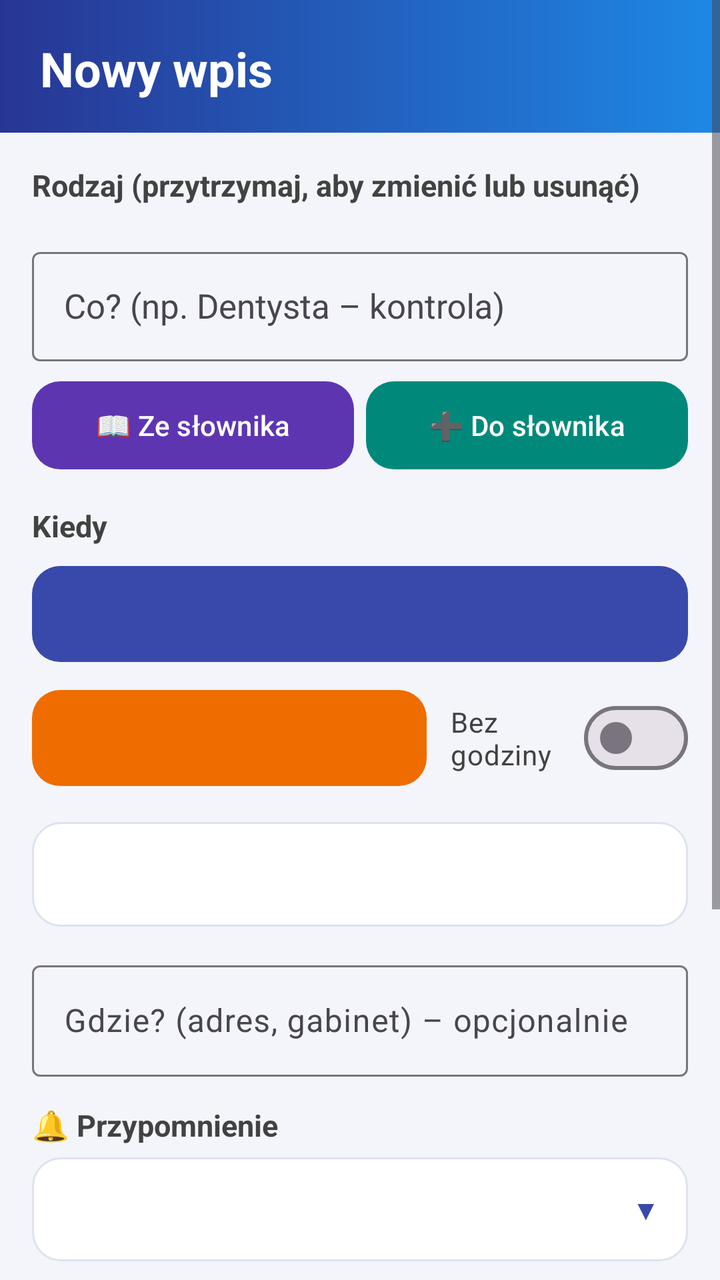
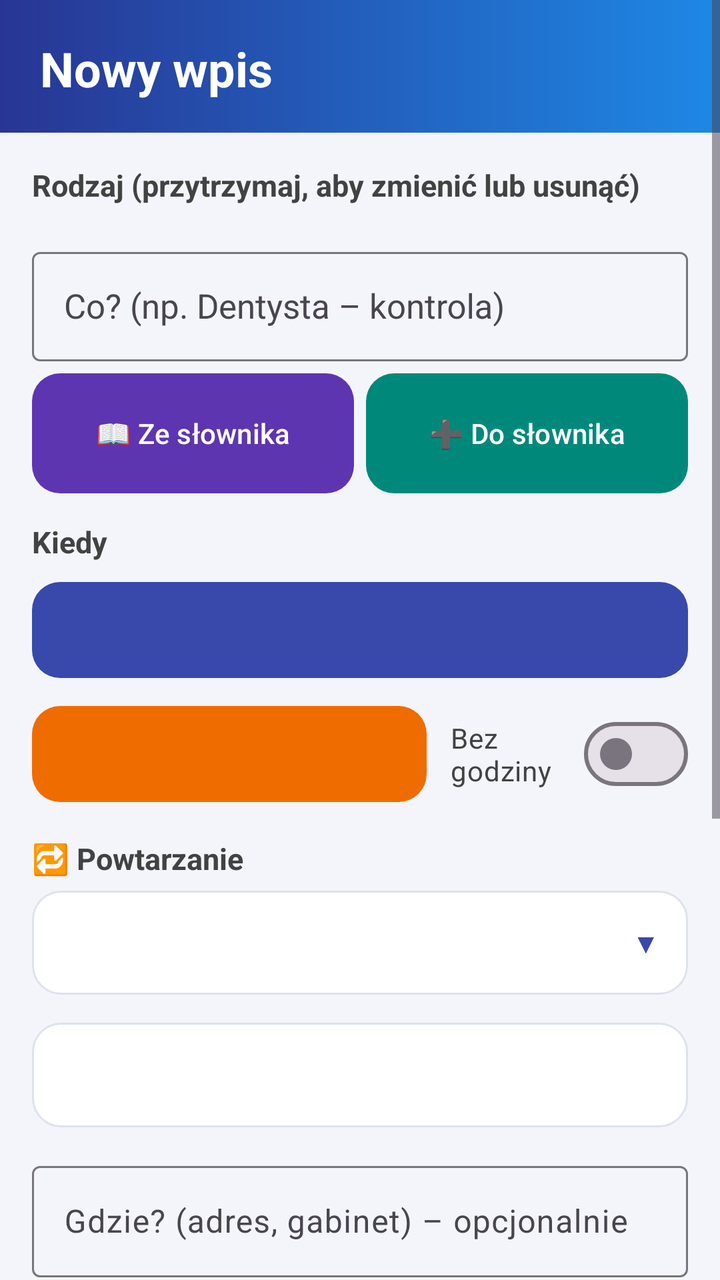

Compare the two renders of this Android layout. The source of the first and the diff that turns it into the second are given below.
<!-- AndroidManifest.xml: application theme Theme.Przypominacz -->
<!-- res/layout/activity_edit.xml -->
<?xml version="1.0" encoding="utf-8"?>
<ScrollView xmlns:android="http://schemas.android.com/apk/res/android"
    xmlns:app="http://schemas.android.com/apk/res-auto"
    android:layout_width="match_parent"
    android:layout_height="match_parent"
    android:background="@color/bg"
    android:fillViewport="true">

    <LinearLayout
        android:layout_width="match_parent"
        android:layout_height="wrap_content"
        android:orientation="vertical">

        <TextView
            android:id="@+id/e_header"
            android:layout_width="match_parent"
            android:layout_height="wrap_content"
            android:background="@drawable/bg_header"
            android:paddingStart="20dp"
            android:paddingTop="18dp"
            android:paddingEnd="20dp"
            android:paddingBottom="16dp"
            android:text="Nowy wpis"
            android:textColor="#FFFFFF"
            android:textSize="24sp"
            android:textStyle="bold" />

        <LinearLayout
            android:layout_width="match_parent"
            android:layout_height="wrap_content"
            android:orientation="vertical"
            android:padding="16dp">

            <TextView
                android:id="@+id/e_google_note"
                android:layout_width="match_parent"
                android:layout_height="wrap_content"
                android:layout_marginBottom="12dp"
                android:background="#FFF8E1"
                android:padding="12dp"
                android:text="🔄 Wpis połączony z Kalendarzem Google. Zmiany tytułu, daty, godziny, miejsca i notatki zapiszą się też w Google. Wydarzenia cykliczne zmieniaj w Kalendarzu Google."
                android:textColor="#6D4C00"
                android:textSize="14sp"
                android:visibility="gone" />

            <TextView
                style="@style/Label"
                android:text="Rodzaj (przytrzymaj, aby zmienić lub usunąć)" />

            <com.google.android.material.chip.ChipGroup
                android:id="@+id/e_types"
                android:layout_width="match_parent"
                android:layout_height="wrap_content"
                app:chipSpacingHorizontal="6dp"
                app:chipSpacingVertical="2dp" />

            <com.google.android.material.textfield.TextInputLayout
                android:id="@+id/e_title_layout"
                style="@style/Widget.Material3.TextInputLayout.OutlinedBox"
                android:layout_width="match_parent"
                android:layout_height="wrap_content"
                android:layout_marginTop="12dp"
                android:hint="Co? (np. Dentysta – kontrola)">

                <com.google.android.material.textfield.MaterialAutoCompleteTextView
                    android:id="@+id/e_title"
                    android:layout_width="match_parent"
                    android:layout_height="wrap_content"
                    android:completionThreshold="1"
                    android:inputType="textCapSentences|textMultiLine"
                    android:paddingStart="16dp"
                    android:paddingTop="16dp"
                    android:paddingEnd="16dp"
                    android:paddingBottom="16dp"
                    android:textSize="17sp" />
            </com.google.android.material.textfield.TextInputLayout>

            <LinearLayout
                android:layout_width="match_parent"
                android:layout_height="wrap_content"
                android:layout_marginTop="6dp"
                android:orientation="horizontal">

                <com.google.android.material.button.MaterialButton
                    android:id="@+id/e_dict_pick"
                    android:layout_width="0dp"
                    android:layout_height="wrap_content"
                    android:layout_weight="1"
                    android:layout_marginEnd="6dp"
                    android:maxLines="2"
                    android:minHeight="52dp"
                    android:paddingStart="8dp"
                    android:paddingEnd="8dp"
                    android:text="📖 Ze słownika"
                    android:textColor="#FFFFFF"
                    android:textSize="14sp"
                    app:backgroundTint="#5E35B1"
                    app:cornerRadius="14dp" />

                <com.google.android.material.button.MaterialButton
                    android:id="@+id/e_dict_add"
                    android:layout_width="0dp"
                    android:layout_height="wrap_content"
                    android:layout_weight="1"
                    android:maxLines="2"
                    android:minHeight="52dp"
                    android:paddingStart="8dp"
                    android:paddingEnd="8dp"
                    android:text="➕ Do słownika"
                    android:textColor="#FFFFFF"
                    android:textSize="14sp"
                    app:backgroundTint="#00897B"
                    app:cornerRadius="14dp" />
            </LinearLayout>

            <TextView
                style="@style/Label"
                android:layout_marginTop="14dp"
                android:text="Kiedy" />

            <com.google.android.material.button.MaterialButton
                android:id="@+id/e_date"
                android:layout_width="match_parent"
                android:layout_height="wrap_content"
                android:gravity="start|center_vertical"
                android:minHeight="56dp"
                android:textColor="#FFFFFF"
                android:textSize="16sp"
                app:backgroundTint="#3949AB"
                app:cornerRadius="14dp" />

            <LinearLayout
                android:layout_width="match_parent"
                android:layout_height="wrap_content"
                android:layout_marginTop="6dp"
                android:gravity="center_vertical"
                android:orientation="horizontal">

                <com.google.android.material.button.MaterialButton
                    android:id="@+id/e_time"
                    android:layout_width="0dp"
                    android:layout_height="wrap_content"
                    android:layout_weight="1"
                    android:gravity="start|center_vertical"
                    android:minHeight="56dp"
                    android:textColor="#FFFFFF"
                    android:textSize="16sp"
                    app:backgroundTint="#EF6C00"
                    app:cornerRadius="14dp" />

                <com.google.android.material.materialswitch.MaterialSwitch
                    android:id="@+id/e_no_time"
                    android:layout_width="wrap_content"
                    android:layout_height="wrap_content"
                    android:layout_marginStart="12dp"
                    android:text="Bez\ngodziny"
                    android:textColor="#424242"
                    android:textSize="14sp" />
            </LinearLayout>

            
            <LinearLayout
                android:layout_width="match_parent"
                android:layout_height="wrap_content"
                android:layout_marginTop="14dp"
                android:background="@drawable/card_bg"
                android:orientation="vertical"
                android:padding="12dp">

                <TextView
                    android:id="@+id/e_day_header"
                    android:layout_width="match_parent"
                    android:layout_height="wrap_content"
                    android:layout_marginBottom="8dp"
                    android:textColor="#3949AB"
                    android:textSize="15sp"
                    android:textStyle="bold" />

                <LinearLayout
                    android:id="@+id/e_day_rows"
                    android:layout_width="match_parent"
                    android:layout_height="wrap_content"
                    android:orientation="vertical" />
            </LinearLayout>

            <com.google.android.material.textfield.TextInputLayout
                style="@style/Widget.Material3.TextInputLayout.OutlinedBox"
                android:layout_width="match_parent"
                android:layout_height="wrap_content"
                android:layout_marginTop="14dp"
                android:hint="Gdzie? (adres, gabinet) – opcjonalnie">

                <com.google.android.material.textfield.TextInputEditText
                    android:id="@+id/e_place"
                    android:layout_width="match_parent"
                    android:layout_height="wrap_content"
                    android:inputType="textCapSentences|textMultiLine" />
            </com.google.android.material.textfield.TextInputLayout>

            <TextView
                style="@style/Label"
                android:layout_marginTop="14dp"
                android:text="🔔 Przypomnienie" />

            <FrameLayout
                android:layout_width="match_parent"
                android:layout_height="wrap_content"
                android:background="@drawable/card_bg">

                <Spinner
                    android:id="@+id/e_remind"
                    android:layout_width="match_parent"
                    android:layout_height="wrap_content"
                    android:background="@android:color/transparent"
                    android:minHeight="52dp"
                    android:paddingEnd="40dp"
                    android:spinnerMode="dropdown" />

                <TextView
                    android:layout_width="wrap_content"
                    android:layout_height="wrap_content"
                    android:layout_gravity="end|center_vertical"
                    android:layout_marginEnd="14dp"
                    android:text="▼"
                    android:textColor="#3949AB"
                    android:textSize="14sp" />
            </FrameLayout>

            <com.google.android.material.textfield.TextInputLayout
                style="@style/Widget.Material3.TextInputLayout.OutlinedBox"
                android:layout_width="match_parent"
                android:layout_height="wrap_content"
                android:layout_marginTop="14dp"
                android:hint="Notatki (np. zabrać skierowanie) – opcjonalnie">

                <com.google.android.material.textfield.TextInputEditText
                    android:id="@+id/e_notes"
                    android:layout_width="match_parent"
                    android:layout_height="wrap_content"
                    android:gravity="top|start"
                    android:inputType="textCapSentences|textMultiLine"
                    android:minLines="2" />
            </com.google.android.material.textfield.TextInputLayout>

            <com.google.android.material.button.MaterialButton
                android:id="@+id/e_save"
                android:layout_width="match_parent"
                android:layout_height="wrap_content"
                android:layout_marginTop="20dp"
                android:minHeight="58dp"
                android:text="💾  Zapisz"
                android:textColor="#FFFFFF"
                android:textSize="18sp"
                android:textStyle="bold"
                app:backgroundTint="#43A047"
                app:cornerRadius="16dp" />

            <LinearLayout
                android:layout_width="match_parent"
                android:layout_height="wrap_content"
                android:layout_marginTop="6dp"
                android:layout_marginBottom="24dp"
                android:orientation="horizontal">

                <com.google.android.material.button.MaterialButton
                    android:id="@+id/e_cancel"
                    android:layout_width="0dp"
                    android:layout_height="wrap_content"
                    android:layout_weight="1"
                    android:minHeight="52dp"
                    android:text="Anuluj"
                    android:textColor="#FFFFFF"
                    android:textSize="16sp"
                    app:backgroundTint="#546E7A"
                    app:cornerRadius="16dp" />

                <com.google.android.material.button.MaterialButton
                    android:id="@+id/e_delete"
                    android:layout_width="0dp"
                    android:layout_height="wrap_content"
                    android:layout_marginStart="8dp"
                    android:layout_weight="1"
                    android:minHeight="52dp"
                    android:text="🗑  Usuń"
                    android:textColor="#FFFFFF"
                    android:textSize="16sp"
                    app:backgroundTint="#E53935"
                    app:cornerRadius="16dp" />
            </LinearLayout>
        </LinearLayout>
    </LinearLayout>
</ScrollView>
<!-- resources referenced by this layout -->
<resources>
  <color name="bg">#F3F5FA</color>
  <!-- drawable bg_header (drawable) -->
  <?xml version="1.0" encoding="utf-8"?>
  <shape xmlns:android="http://schemas.android.com/apk/res/android" android:shape="rectangle">
      <gradient
          android:angle="0"
          android:endColor="#1E88E5"
          android:startColor="#283593" />
  </shape>
  <!-- drawable card_bg (drawable) -->
  <?xml version="1.0" encoding="utf-8"?>
  <shape xmlns:android="http://schemas.android.com/apk/res/android" android:shape="rectangle">
      <solid android:color="#FFFFFF" />
      <corners android:radius="14dp" />
      <stroke
          android:width="1dp"
          android:color="#DDE2EE" />
  </shape>
  <style name="Label">
          <item name="android:layout_width">wrap_content</item>
          <item name="android:layout_height">wrap_content</item>
          <item name="android:layout_marginBottom">6dp</item>
          <item name="android:textColor">#424242</item>
          <item name="android:textSize">15sp</item>
          <item name="android:textStyle">bold</item>
      </style>
  <style name="Theme.Przypominacz" parent="Theme.Material3.Light.NoActionBar">
          <item name="colorPrimary">#3949AB</item>
          <item name="colorOnPrimary">#FFFFFF</item>
          <item name="colorSecondary">#43A047</item>
          <item name="colorSecondaryContainer">#C8E6C9</item>
          <item name="android:statusBarColor">#283593</item>
          <item name="android:windowLightStatusBar">false</item>
          <item name="android:navigationBarColor">#F3F5FA</item>
          <item name="android:windowBackground">@color/bg</item>
      </style>
</resources>

<!-- the commit's change to res/layout/activity_edit.xml (unified diff, before → after) -->
@@ -79,16 +79,21 @@
                 android:layout_width="match_parent"
                 android:layout_height="wrap_content"
                 android:layout_marginTop="6dp"
+                android:baselineAligned="false"
                 android:orientation="horizontal">
 
                 <com.google.android.material.button.MaterialButton
                     android:id="@+id/e_dict_pick"
+                    android:insetTop="0dp"
+                    android:insetBottom="0dp"
+                    android:paddingTop="8dp"
+                    android:paddingBottom="8dp"
                     android:layout_width="0dp"
                     android:layout_height="wrap_content"
                     android:layout_weight="1"
                     android:layout_marginEnd="6dp"
                     android:maxLines="2"
-                    android:minHeight="52dp"
+                    android:minHeight="60dp"
                     android:paddingStart="8dp"
                     android:paddingEnd="8dp"
                     android:text="📖 Ze słownika"
@@ -99,11 +104,15 @@
 
                 <com.google.android.material.button.MaterialButton
                     android:id="@+id/e_dict_add"
+                    android:insetTop="0dp"
+                    android:insetBottom="0dp"
+                    android:paddingTop="8dp"
+                    android:paddingBottom="8dp"
                     android:layout_width="0dp"
                     android:layout_height="wrap_content"
                     android:layout_weight="1"
                     android:maxLines="2"
-                    android:minHeight="52dp"
+                    android:minHeight="60dp"
                     android:paddingStart="8dp"
                     android:paddingEnd="8dp"
                     android:text="➕ Do słownika"
@@ -134,6 +143,7 @@
                 android:layout_height="wrap_content"
                 android:layout_marginTop="6dp"
                 android:gravity="center_vertical"
+                android:baselineAligned="false"
                 android:orientation="horizontal">
 
                 <com.google.android.material.button.MaterialButton
@@ -157,6 +167,71 @@
                     android:textColor="#424242"
                     android:textSize="14sp" />
             </LinearLayout>
+
+            
+            <LinearLayout
+                android:id="@+id/e_repeat_box"
+                android:layout_width="match_parent"
+                android:layout_height="wrap_content"
+                android:layout_marginTop="14dp"
+                android:orientation="vertical">
+
+                <TextView
+                    style="@style/Label"
+                    android:text="🔁 Powtarzanie" />
+
+                <FrameLayout
+                    android:layout_width="match_parent"
+                    android:layout_height="wrap_content"
+                    android:background="@drawable/card_bg">
+
+                    <Spinner
+                        android:id="@+id/e_repeat"
+                        android:layout_width="match_parent"
+                        android:layout_height="wrap_content"
+                        android:background="@android:color/transparent"
+                        android:minHeight="52dp"
+                        android:paddingEnd="40dp"
+                        android:spinnerMode="dropdown" />
+
+                    <TextView
+                        android:layout_width="wrap_content"
+                        android:layout_height="wrap_content"
+                        android:layout_gravity="end|center_vertical"
+                        android:layout_marginEnd="14dp"
+                        android:text="▼"
+                        android:textColor="#3949AB"
+                        android:textSize="14sp" />
+                </FrameLayout>
+
+                <com.google.android.material.button.MaterialButton
+                    android:id="@+id/e_until"
+                    android:layout_width="match_parent"
+                    android:layout_height="wrap_content"
+                    android:layout_marginTop="6dp"
+                    android:gravity="start|center_vertical"
+                    android:insetTop="0dp"
+                    android:insetBottom="0dp"
+                    android:minHeight="56dp"
+                    android:paddingTop="8dp"
+                    android:paddingBottom="8dp"
+                    android:textColor="#FFFFFF"
+                    android:textSize="15sp"
+                    android:visibility="gone"
+                    app:backgroundTint="#8E24AA"
+                    app:cornerRadius="14dp" />
+            </LinearLayout>
+
+            <TextView
+                android:id="@+id/e_series_note"
+                android:layout_width="match_parent"
+                android:layout_height="wrap_content"
+                android:layout_marginTop="14dp"
+                android:background="#F3E5F5"
+                android:padding="12dp"
+                android:textColor="#4A148C"
+                android:textSize="14sp"
+                android:visibility="gone" />
 
             
             <LinearLayout
@@ -260,6 +335,7 @@
                 android:layout_height="wrap_content"
                 android:layout_marginTop="6dp"
                 android:layout_marginBottom="24dp"
+                android:baselineAligned="false"
                 android:orientation="horizontal">
 
                 <com.google.android.material.button.MaterialButton
